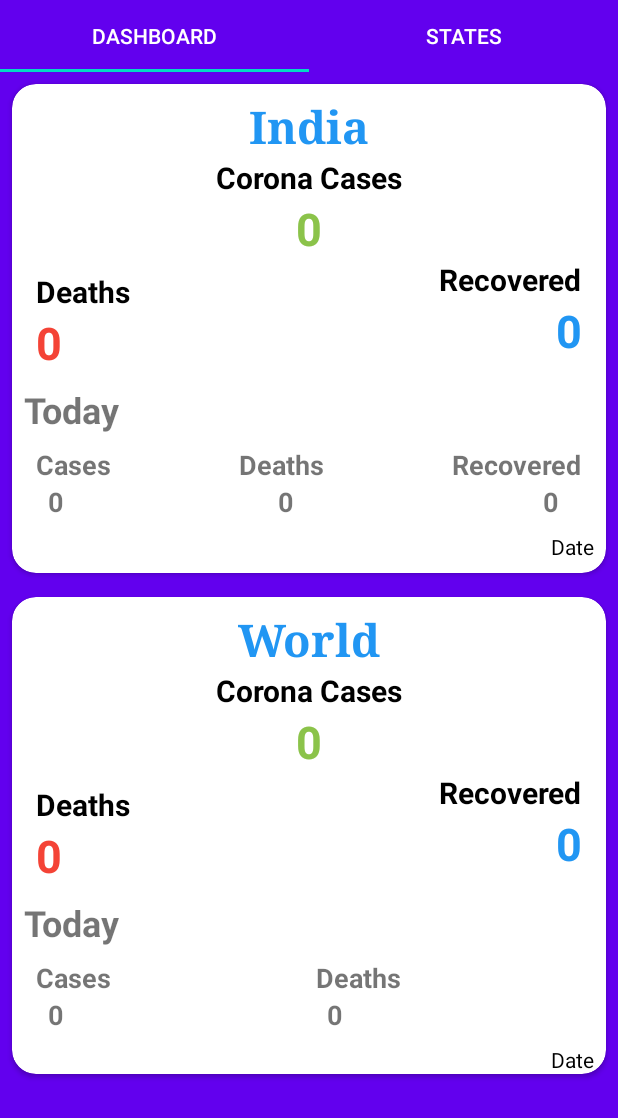
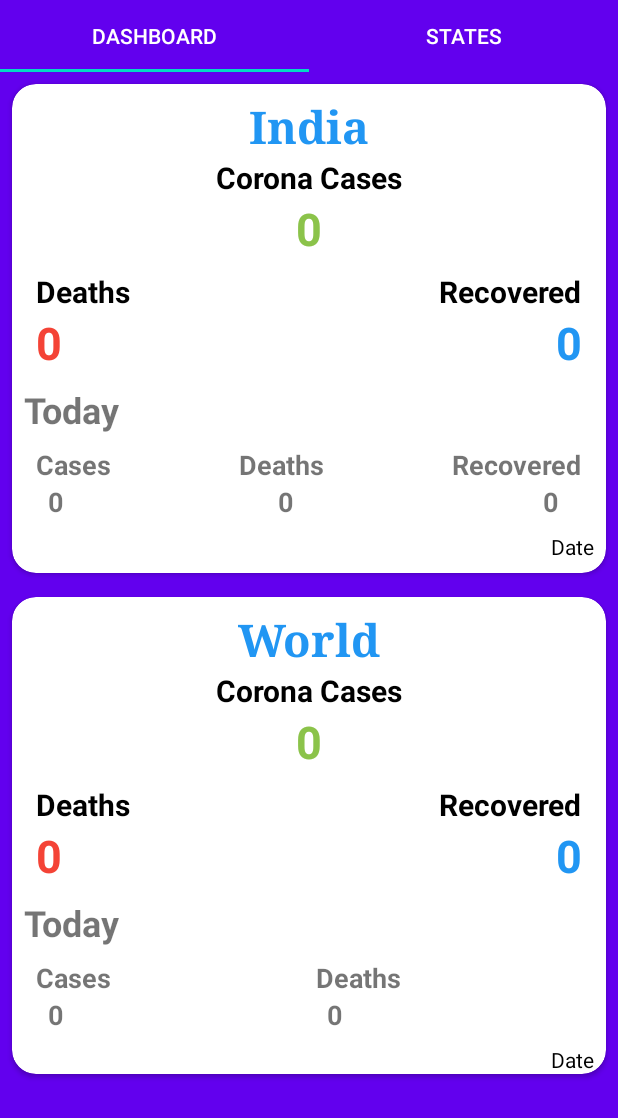
Before and after one commit to ajithr1/Corona, an Android app: the screen it shows after launch (MainActivity), on a phone screen of 412 x 824 dp. Shown: the top 1118 px of the screen. Run offline under Robolectric (Android 15) with nearby library versions, the phone set to English and light mode, and no system bars.

Commit message:
V2.0
New Design with today's data.

```diff
--- a/app/build.gradle
+++ b/app/build.gradle
@@ -9,7 +9,7 @@ android {
         minSdkVersion 21
         targetSdkVersion 29
         versionCode 1
-        versionName "2.0"
+        versionName "2.0.1"
 
         testInstrumentationRunner "androidx.test.runner.AndroidJUnitRunner"
     }
--- a/app/src/main/res/layout/fragment_dash_board.xml
+++ b/app/src/main/res/layout/fragment_dash_board.xml
@@ -106,6 +106,7 @@
                         android:id="@+id/text4"
                         android:layout_width="wrap_content"
                         android:layout_height="wrap_content"
+                        android:layout_marginTop="8dp"
                         android:layout_marginEnd="16dp"
                         android:text="@string/recovered"
                         android:textColor="@android:color/black"
@@ -308,6 +309,7 @@
                         android:id="@+id/t4"
                         android:layout_width="wrap_content"
                         android:layout_height="wrap_content"
+                        android:layout_marginTop="8dp"
                         android:layout_marginEnd="16dp"
                         android:text="@string/recovered"
                         android:textColor="@android:color/black"
```
